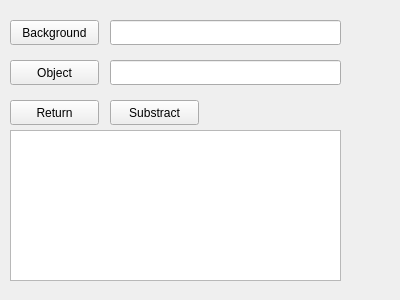
This is gui/pages/substractToolPage.ui in jacv050/dataset-tools as Qt 5 draws it before an edit. The edited form follows.
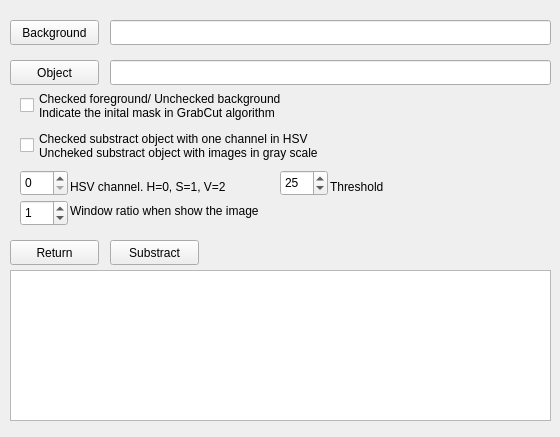
This is the edited form.

Commit message: Added the other optios of the substract tool on the interface

Patch:
```diff
--- a/gui/pages/substractToolPage.ui
+++ b/gui/pages/substractToolPage.ui
@@ -6,10 +6,16 @@
    <rect>
     <x>0</x>
     <y>0</y>
-    <width>400</width>
-    <height>300</height>
+    <width>560</width>
+    <height>437</height>
    </rect>
   </property>
+  <property name="minimumSize">
+   <size>
+    <width>560</width>
+    <height>437</height>
+   </size>
+  </property>
   <property name="windowTitle">
    <string>Form</string>
   </property>
@@ -17,7 +23,7 @@
    <property name="geometry">
     <rect>
      <x>10</x>
-     <y>100</y>
+     <y>240</y>
      <width>89</width>
      <height>25</height>
     </rect>
@@ -30,7 +36,7 @@
    <property name="geometry">
     <rect>
      <x>110</x>
-     <y>100</y>
+     <y>240</y>
      <width>89</width>
      <height>25</height>
     </rect>
@@ -69,8 +75,8 @@
    <property name="geometry">
     <rect>
      <x>10</x>
-     <y>130</y>
-     <width>331</width>
+     <y>270</y>
+     <width>541</width>
      <height>151</height>
     </rect>
    </property>
@@ -80,7 +86,7 @@
     <rect>
      <x>110</x>
      <y>20</y>
-     <width>231</width>
+     <width>441</width>
      <height>25</height>
     </rect>
    </property>
@@ -90,11 +96,123 @@
     <rect>
      <x>110</x>
      <y>60</y>
-     <width>231</width>
+     <width>441</width>
      <height>25</height>
     </rect>
    </property>
   </widget>
+  <widget class="QCheckBox" name="cbPrbfgb">
+   <property name="geometry">
+    <rect>
+     <x>20</x>
+     <y>90</y>
+     <width>331</width>
+     <height>31</height>
+    </rect>
+   </property>
+   <property name="text">
+    <string>Checked foreground/ Unchecked background
+Indicate the inital mask in GrabCut algorithm</string>
+   </property>
+  </widget>
+  <widget class="QSpinBox" name="sbThreshold">
+   <property name="geometry">
+    <rect>
+     <x>280</x>
+     <y>170</y>
+     <width>48</width>
+     <height>26</height>
+    </rect>
+   </property>
+   <property name="maximum">
+    <number>99999999</number>
+   </property>
+   <property name="value">
+    <number>25</number>
+   </property>
+  </widget>
+  <widget class="QLabel" name="label_2">
+   <property name="geometry">
+    <rect>
+     <x>330</x>
+     <y>176</y>
+     <width>71</width>
+     <height>21</height>
+    </rect>
+   </property>
+   <property name="text">
+    <string>Threshold</string>
+   </property>
+  </widget>
+  <widget class="QCheckBox" name="cbSubstractmode">
+   <property name="geometry">
+    <rect>
+     <x>20</x>
+     <y>130</y>
+     <width>381</width>
+     <height>31</height>
+    </rect>
+   </property>
+   <property name="text">
+    <string>Checked substract object with one channel in HSV
+Uncheked substract object with images in gray scale</string>
+   </property>
+  </widget>
+  <widget class="QSpinBox" name="sbHsvchannel">
+   <property name="geometry">
+    <rect>
+     <x>20</x>
+     <y>170</y>
+     <width>48</width>
+     <height>26</height>
+    </rect>
+   </property>
+   <property name="maximum">
+    <number>2</number>
+   </property>
+  </widget>
+  <widget class="QLabel" name="label">
+   <property name="geometry">
+    <rect>
+     <x>70</x>
+     <y>176</y>
+     <width>201</width>
+     <height>21</height>
+    </rect>
+   </property>
+   <property name="text">
+    <string>HSV channel. H=0, S=1, V=2</string>
+   </property>
+  </widget>
+  <widget class="QSpinBox" name="spinBox">
+   <property name="geometry">
+    <rect>
+     <x>20</x>
+     <y>200</y>
+     <width>48</width>
+     <height>26</height>
+    </rect>
+   </property>
+   <property name="maximum">
+    <number>5</number>
+   </property>
+   <property name="value">
+    <number>1</number>
+   </property>
+  </widget>
+  <widget class="QLabel" name="label_3">
+   <property name="geometry">
+    <rect>
+     <x>70</x>
+     <y>200</y>
+     <width>261</width>
+     <height>21</height>
+    </rect>
+   </property>
+   <property name="text">
+    <string>Window ratio when show the image</string>
+   </property>
+  </widget>
  </widget>
  <resources/>
  <connections/>
```
The commit also changes 1 other file.
